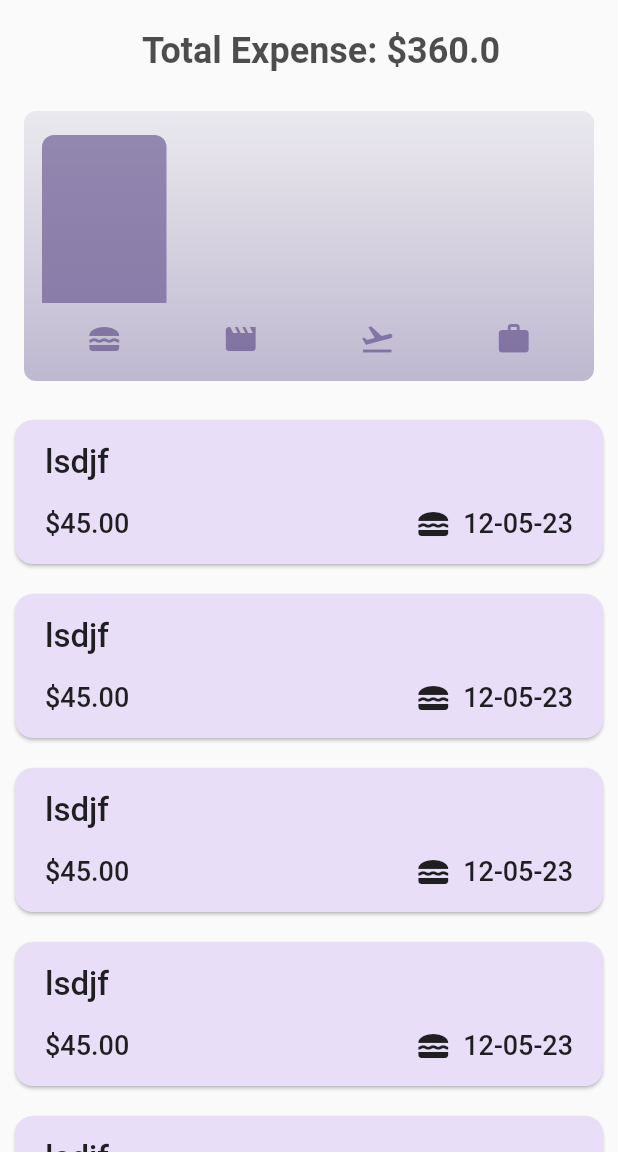
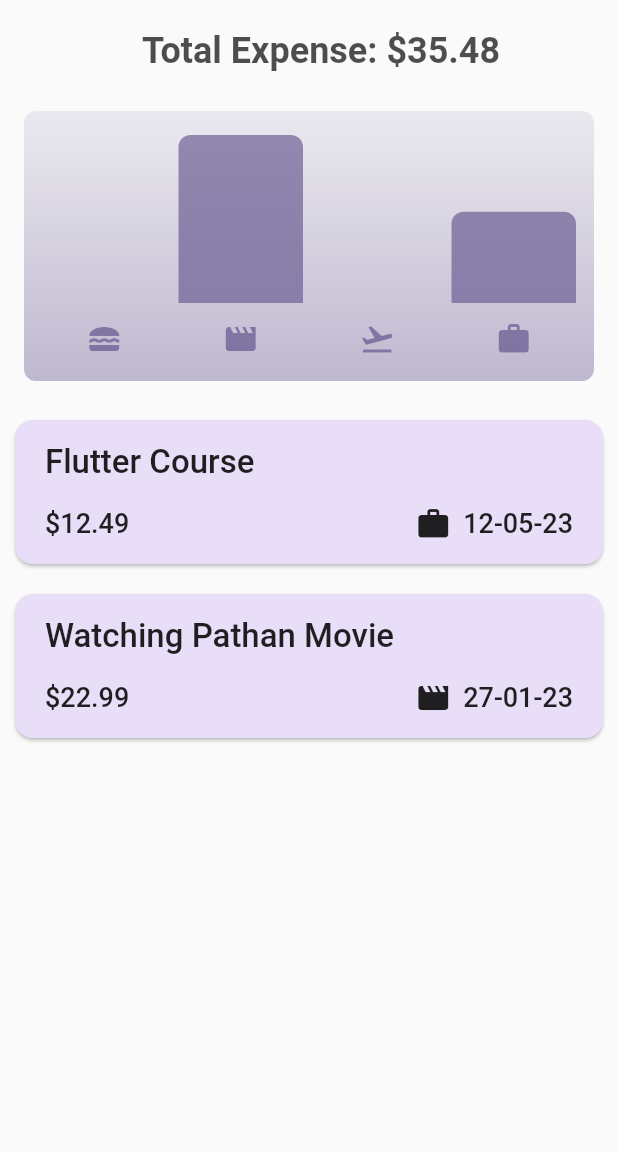
Before and after one commit to Udit8158/expense_tracker_app, a Flutter app: the screen it shows after launch, on a phone screen of 412 x 824 dp, the part 84-1236 px from its top. Run offline on Flutter 3.47's test engine with Material 2 defaults, Android fonts, the phone set to English and light mode, and no system bars.

Commit message:
modify data dummy

```diff
--- a/lib/data/expenses_data.dart
+++ b/lib/data/expenses_data.dart
@@ -2,19 +2,15 @@ import 'package:expense_tracker_app/models/Expense.dart';
 
 List<Expense> expensesData = [
   Expense(
-      title: 'lsdjf', price: 45, date: DateTime.now(), category: Category.food),
+    title: 'Flutter Course',
+    price: 12.49,
+    date: DateTime.now(),
+    category: Category.work,
+  ),
   Expense(
-      title: 'lsdjf', price: 45, date: DateTime.now(), category: Category.food),
-  Expense(
-      title: 'lsdjf', price: 45, date: DateTime.now(), category: Category.food),
-  Expense(
-      title: 'lsdjf', price: 45, date: DateTime.now(), category: Category.food),
-  Expense(
-      title: 'lsdjf', price: 45, date: DateTime.now(), category: Category.food),
-  Expense(
-      title: 'lsdjf', price: 45, date: DateTime.now(), category: Category.food),
-  Expense(
-      title: 'lsdjf', price: 45, date: DateTime.now(), category: Category.food),
-  Expense(
-      title: 'lsdjf', price: 45, date: DateTime.now(), category: Category.food),
+    title: 'Watching Pathan Movie',
+    price: 22.99,
+    date: DateTime(2023, 01, 27),
+    category: Category.leisure,
+  ),
 ];
```
Also changed, not shown: 10 other files.
